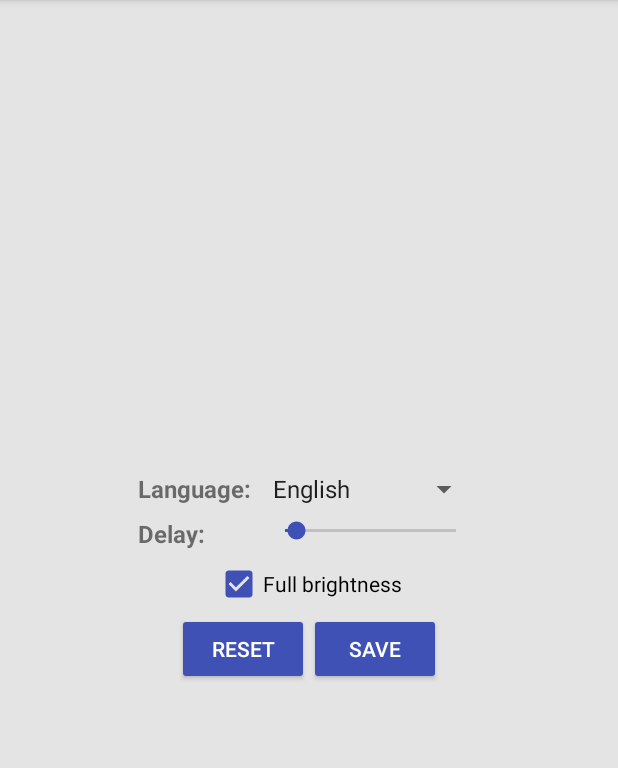
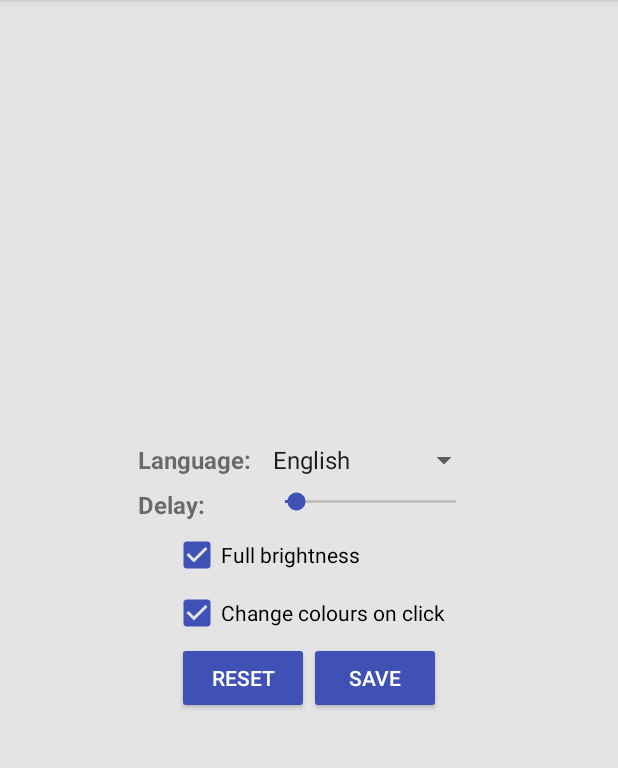
Before and after one commit to CodeDead/DeadPix-android, an Android app: the screen it shows after launch (MainActivity), in the side drawer, after a tap on "Settings", on a phone screen of 412 x 824 dp, the part 84-852 px from its top. Run offline under Robolectric (Android 15) with nearby library versions, the phone set to English and light mode, and no system bars.

Commit message:
Added a setting to change the colour behaviour on click

```diff
--- a/app/src/main/java/com/codedead/deadpix/gui/FixActivity.java
+++ b/app/src/main/java/com/codedead/deadpix/gui/FixActivity.java
@@ -88,7 +88,7 @@ public class FixActivity extends AppCompatActivity {
 
     @Override
     protected void onCreate(Bundle savedInstanceState) {
-        SharedPreferences sharedPreferences = getApplicationContext().getSharedPreferences(getString(R.string.preferences_file_key), Context.MODE_PRIVATE);
+        final SharedPreferences sharedPreferences = getApplicationContext().getSharedPreferences(getString(R.string.preferences_file_key), Context.MODE_PRIVATE);
         LocaleHelper.setLocale(this, sharedPreferences.getString("language", "en"));
 
         super.onCreate(savedInstanceState);
@@ -107,7 +107,7 @@ public class FixActivity extends AppCompatActivity {
                 long pressTime = System.currentTimeMillis();
 
                 if (pressTime - lastPressTime > doublePressDelay) {
-                    if (!isFixing) {
+                    if (!isFixing && sharedPreferences.getBoolean("changeColours", true)) {
                         int color = Color.argb(255, rnd.nextInt(256), rnd.nextInt(256), rnd.nextInt(256));
                         frameLayout.setBackgroundColor(color);
                     }
--- a/app/src/main/res/layout/content_settings.xml
+++ b/app/src/main/res/layout/content_settings.xml
@@ -52,12 +52,29 @@
 
         </TableLayout>
 
-        <CheckBox
-            android:id="@+id/ChbFullBrightness"
-            android:layout_width="wrap_content"
+        <TableLayout
             android:layout_height="wrap_content"
-            android:layout_margin="3dp"
-            android:text="@string/string_full_brightness" />
+            android:layout_width="wrap_content">
+
+            <TableRow>
+                <CheckBox
+                    android:id="@+id/ChbFullBrightness"
+                    android:layout_width="wrap_content"
+                    android:layout_height="wrap_content"
+                    android:layout_margin="3dp"
+                    android:text="@string/string_full_brightness" />
+            </TableRow>
+
+            <TableRow>
+                <CheckBox
+                    android:id="@+id/ChbChangeColours"
+                    android:layout_width="wrap_content"
+                    android:layout_height="wrap_content"
+                    android:layout_margin="3dp"
+                    android:text="@string/string_change_colours" />
+            </TableRow>
+
+        </TableLayout>
 
         <LinearLayout
             android:layout_width="wrap_content"
--- a/app/src/main/res/values/strings.xml
+++ b/app/src/main/res/values/strings.xml
@@ -37,6 +37,7 @@
     <string name="content_codedead_logo" translatable="false">CodeDead Logo</string>
     <string name="nav_donate">Donate</string>
     <string name="string_full_brightness">Full brightness</string>
+    <string name="string_change_colours">Change colours on click</string>
 
     <string-array name="array_languages" translatable="false">
         <item>English</item>
```
Also changed, not shown: app/src/main/java/com/codedead/deadpix/gui/MainActivity.java (+6 -3 lines), 4 other files.
